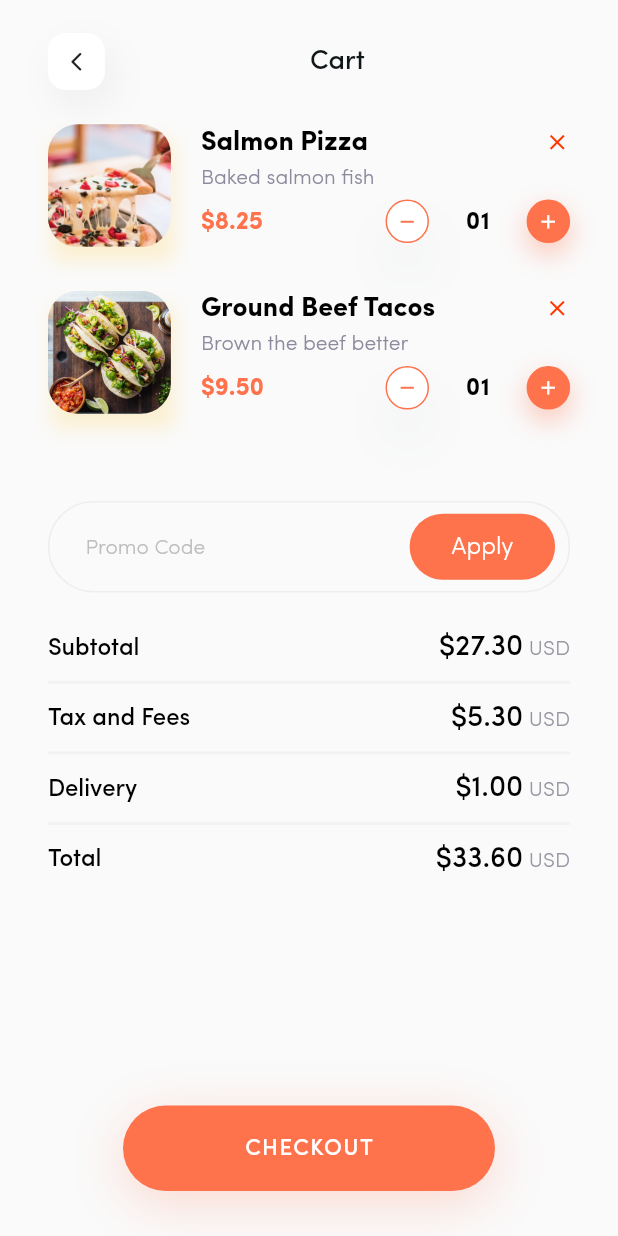
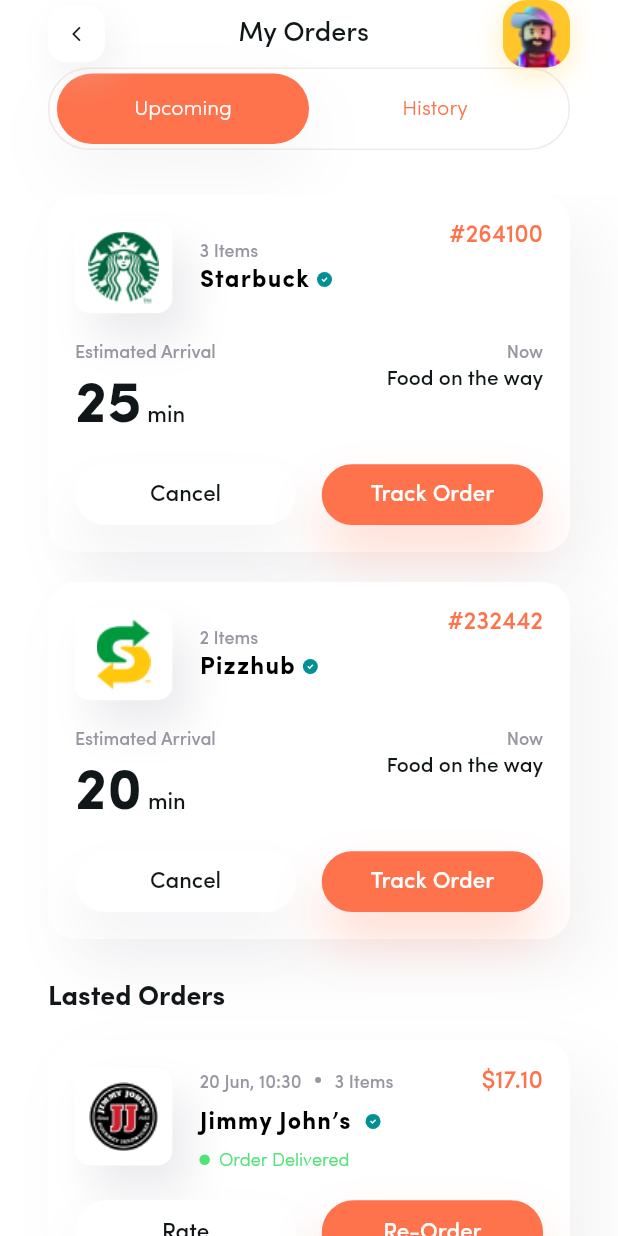
Before and after one commit to TuNinh99/food_app, a Flutter app: the screen it shows after launch, on a phone screen of 412 x 824 dp. Run offline on Flutter 3.47's test engine with Material 2 defaults, Android fonts, the light colour scheme and no system bars; our stand-ins replace device_preview, flutter_svg.

Commit message:
Complete Orders page and customize AppBar Widget

```diff
--- /dev/null
+++ b/lib/data/models/orders_infor.dart
@@ -0,0 +1,75 @@
+class Order {
+  final String orderCode;
+  final String store;
+  final String logo;
+  final int totalItems;
+  final double price;
+  final int deliveryTime;
+  final String deliveryUnit;
+  final String time;
+  final bool status;
+  Order({
+    required this.orderCode,
+    required this.store,
+    required this.logo,
+    required this.totalItems,
+    required this.price,
+    required this.deliveryTime,
+    required this.deliveryUnit,
+    this.time = '01 Jun, 00:00',
+    this.status = false,
+  });
+}
+
+List<Order> orders = [
+  Order(
+    orderCode: '264100',
+    store: 'Starbuck',
+    logo: 'assets/images/stores/starbuck.png',
+    totalItems: 3,
+    price: 12.56,
+    deliveryTime: 25,
+    deliveryUnit: 'Estimated Arrival',
+  ),
+  Order(
+    orderCode: '154105',
+    store: 'Jimmy John’s ',
+    logo: 'assets/images/stores/Jimmy Johns.png',
+    totalItems: 3,
+    price: 17.10,
+    deliveryTime: 30,
+    deliveryUnit: 'Estimated Arrival',
+    time: '20 Jun, 10:30',
+    status: true,
+  ),
+  Order(
+    orderCode: '132069',
+    store: 'Subway',
+    logo: 'assets/images/stores/subway.png',
+    totalItems: 2,
+    price: 20.50,
+    deliveryTime: 10,
+    deliveryUnit: 'Estimated Arrival',
+    time: '19 Jun, 11:50',
+    status: true,
+  ),
+  Order(
+    orderCode: '232442',
+    store: 'Pizzhub',
+    logo: 'assets/images/stores/subway.png',
+    totalItems: 2,
+    price: 8.56,
+    deliveryTime: 20,
+    deliveryUnit: 'Estimated Arrival',
+  ),
+];
+
+List<Order> delivery({required isLastedOrder}) {
+  List<Order> delivery = [];
+  for (Order item in orders) {
+    if (item.status == isLastedOrder) {
+      delivery.add(item);
+    }
+  }
+  return delivery;
+}
--- a/lib/main.dart
+++ b/lib/main.dart
@@ -6,6 +6,7 @@
 import 'package:food_app/pages/food_page.dart';
 import 'package:food_app/pages/home_page.dart';
 import 'package:food_app/pages/login_page.dart';
+import 'package:food_app/pages/orders_upcoming.dart';
 import 'package:food_app/pages/reset_password_page.dart';
 import 'package:food_app/pages/signup_page.dart';
 import 'package:food_app/pages/splash_page.dart';
@@ -13,6 +14,7 @@
 import 'package:food_app/pages/welcome_page.dart';
 
 void main() {
+  // WidgetsFlutterBinding.ensureInitialized();
   runApp(
     DevicePreview(
       enabled: !kReleaseMode,
@@ -36,7 +38,7 @@
       theme: ThemeData(
         primarySwatch: Colors.blue,
       ),
-      initialRoute: '$CartPage',
+      initialRoute: '$OrdersUpcoming',
       routes: {
         '$SplashPage': (context) => const SplashPage(),
         '$WelcomePage': (context) => const WelcomePage(),
@@ -48,6 +50,7 @@
         '$FoodPage': (context) => const FoodPage(),
         '$CategoryPage': (context) => const CategoryPage(),
         '$CartPage': (context) => const CartPage(),
+        '$OrdersUpcoming': (context) => const OrdersUpcoming(),
       },
     );
   }
--- a/lib/pages/cart_page.dart
+++ b/lib/pages/cart_page.dart
@@ -1,8 +1,8 @@
 import 'package:flutter/material.dart';
 import 'package:food_app/data/models/foods.dart';
 import 'package:food_app/utils/themes.dart';
-import 'package:food_app/widgets/button_back.dart';
 import 'package:food_app/widgets/get_amount_food.dart';
+import 'package:food_app/widgets/header_back_type.dart';
 
 class CartPage extends StatelessWidget {
   const CartPage({super.key});
@@ -11,14 +11,15 @@
   Widget build(BuildContext context) {
     final Size size = MediaQuery.of(context).size;
     return Scaffold(
+      appBar: HeaderBackType(
+        size: size,
+        pageName: 'Cart',
+      ),
       body: SafeArea(
         child: Padding(
           padding: EdgeInsets.symmetric(horizontal: size.width * 0.0775),
           child: Column(
             children: [
-              const Expanded(
-                child: _HeaderBackType(),
-              ),
               Expanded(
                 flex: 8,
                 child: Column(
@@ -40,7 +41,7 @@
               ),
               const _CheckoutButton(),
               const SizedBox(
-                height: 30,
+                height: 20,
               ),
             ],
           ),
@@ -55,7 +56,7 @@
 
   @override
   Widget build(BuildContext context) {
-    return Column(
+    return const Column(
       children: [
         _PriceLine(
           text: 'Subtotal',
@@ -87,7 +88,7 @@
   @override
   Widget build(BuildContext context) {
     return Container(
-      margin: const EdgeInsets.only(top: 13, bottom: 13),
+      margin: const EdgeInsets.symmetric(vertical: 15.0),
       decoration: BoxDecoration(
         border: Border.all(
           width: 1,
@@ -141,9 +142,7 @@
 }
 
 class _CheckoutButton extends StatelessWidget {
-  const _CheckoutButton({
-    super.key,
-  });
+  const _CheckoutButton();
 
   @override
   Widget build(BuildContext context) {
@@ -348,30 +347,3 @@
     );
   }
 }
-
-class _HeaderBackType extends StatelessWidget {
-  const _HeaderBackType();
-
-  @override
-  Widget build(BuildContext context) {
-    return Row(
-      children: [
-        GestureDetector(
-          onTap: () {},
-          child: const ButtonBack(),
-        ),
-        Expanded(
-          child: Center(
-            child: Text(
-              'Cart',
-              style: PrimaryFont.medium(18).copyWith(
-                color: const Color(0XFF111719),
-                height: 1,
-              ),
-            ),
-          ),
-        ),
-      ],
-    );
-  }
-}
--- /dev/null
+++ b/lib/pages/orders_upcoming.dart
@@ -0,0 +1,475 @@
+import 'package:flutter/material.dart';
+import 'package:flutter_svg/flutter_svg.dart';
+import 'package:food_app/data/models/orders_infor.dart';
+import 'package:food_app/utils/themes.dart';
+import 'package:food_app/widgets/header_back_type.dart';
+
+class OrdersUpcoming extends StatelessWidget {
+  const OrdersUpcoming({super.key});
+
+  @override
+  Widget build(BuildContext context) {
+    final Size size = MediaQuery.of(context).size;
+
+    return Scaffold(
+      backgroundColor: kColorWhite,
+      appBar: HeaderBackType(
+        size: size,
+        pageName: 'My Orders',
+        isAvatar: true,
+      ),
+      body: Column(
+        children: [
+          Padding(
+            padding: EdgeInsets.symmetric(horizontal: size.width * 0.0775),
+            child: const _TabButtonBox(),
+          ),
+          const SizedBox(
+            height: 30,
+          ),
+          Expanded(
+            child: ListView.builder(
+              padding: EdgeInsets.symmetric(horizontal: size.width * 0.0775),
+              clipBehavior: Clip.antiAlias,
+              itemCount: orderWidgets().length,
+              itemBuilder: (context, index) {
+                return orderWidgets().elementAt(index);
+              },
+            ),
+          ),
+        ],
+      ),
+    );
+  }
+
+  List<Widget> orderWidgets() {
+    List<Widget> orderWidgets = [];
+    List<Order> upcomingOrders = delivery(isLastedOrder: false);
+    List<Order> lastedOrders = delivery(isLastedOrder: true);
+
+    for (var element in upcomingOrders) {
+      orderWidgets.add(_OrdersUpcomingItem(order: element));
+    }
+    orderWidgets.add(
+      Container(
+        margin: const EdgeInsets.only(
+          top: 10,
+          bottom: 20,
+        ),
+        child: Text(
+          'Lasted Orders',
+          style: PrimaryFont.semiBold(18).copyWith(
+            color: const Color(0XFF111719),
+            height: 1,
+          ),
+        ),
+      ),
+    );
+    for (var element in lastedOrders) {
+      orderWidgets.add(_OrdersUpcomingItem(order: element));
+    }
+    return orderWidgets;
+  }
+}
+
+class _OrdersUpcomingItem extends StatelessWidget {
+  const _OrdersUpcomingItem({required this.order});
+
+  final Order order;
+
+  @override
+  Widget build(BuildContext context) {
+    return Container(
+      height: order.status ? 168 : 238,
+      clipBehavior: Clip.none,
+      margin: const EdgeInsets.only(bottom: 20),
+      decoration: const BoxDecoration(
+        color: kColorWhite,
+        borderRadius: BorderRadius.all(Radius.circular(18.5)),
+        boxShadow: [
+          BoxShadow(
+            offset: Offset(18.5, 18.5),
+            blurRadius: 36.5,
+            color: Color.fromRGBO(211, 209, 216, 0.25),
+          ),
+        ],
+      ),
+      child: Padding(
+        padding: const EdgeInsets.all(18.0),
+        child: Column(
+          children: [
+            Expanded(
+              flex: 3,
+              child: _StoreInfor(order: order),
+            ),
+            const SizedBox(
+              height: 20,
+            ),
+            Visibility(
+              visible: !order.status,
+              child: Expanded(
+                flex: 3,
+                child: _DeliveryInfor(order: order),
+              ),
+            ),
+            Visibility(
+              visible: !order.status,
+              child: const SizedBox(
+                height: 20,
+              ),
+            ),
+            Expanded(
+              flex: 2,
+              child: _SelectButtonGroup(
+                isLastedOrder: order.status,
+              ),
+            ),
+          ],
+        ),
+      ),
+    );
+  }
+}
+
+class _StoreInfor extends StatelessWidget {
+  const _StoreInfor({
+    required this.order,
+  });
+
+  final Order order;
+
+  @override
+  Widget build(BuildContext context) {
+    return Row(
+      crossAxisAlignment: CrossAxisAlignment.start,
+      children: [
+        //Logo store
+        Container(
+          width: 65,
+          height: 65,
+          margin: const EdgeInsets.only(right: 18),
+          decoration: const BoxDecoration(
+            color: kColorWhite,
+            borderRadius: BorderRadius.all(
+              Radius.circular(10.0),
+            ),
+            boxShadow: [
+              BoxShadow(
+                offset: Offset(11.5, 17.5),
+                blurRadius: 23,
+                color: Color.fromRGBO(211, 209, 216, 0.45),
+              ),
+            ],
+          ),
+          child: Center(
+            child: Image.asset(order.logo),
+          ),
+        ),
+        Container(
+          margin: EdgeInsets.symmetric(vertical: order.status ? 0 : 10),
+          child: Column(
+            mainAxisAlignment: MainAxisAlignment.spaceBetween,
+            crossAxisAlignment: CrossAxisAlignment.start,
+            children: [
+              Row(
+                children: [
+                  Visibility(
+                    visible: order.status,
+                    child: Text(
+                      order.time,
+                      style: PrimaryFont.medium(12).copyWith(
+                        color: const Color(0XFF9796A1),
+                      ),
+                    ),
+                  ),
+                  Visibility(
+                    visible: order.status,
+                    child: Container(
+                      width: 4,
+                      height: 4,
+                      margin: const EdgeInsets.symmetric(horizontal: 9),
+                      decoration: const BoxDecoration(
+                        color: Color(0XFF9796A1),
+                        borderRadius: BorderRadius.all(Radius.circular(2)),
+                      ),
+                    ),
+                  ),
+                  Text(
+                    '${order.totalItems} Items',
+                    style: PrimaryFont.medium(12).copyWith(
+                      color: const Color(0XFF9796A1),
+                    ),
+                  ),
+                ],
+              ),
+              Row(
+                children: [
+                  Text(
+                    order.store,
+                    style: PrimaryFont.semiBold(16).copyWith(
+                      color: kColorBlack,
+                      height: 1,
+                      letterSpacing: 0.8,
+                    ),
+                  ),
+                  const SizedBox(
+                    width: 5,
+                  ),
+                  CircleAvatar(
+                    radius: 5,
+                    backgroundColor: kColorDrakGreen,
+                    child: SvgPicture.asset('assets/images/tick.svg'),
+                  ),
+                ],
+              ),
+              Visibility(
+                visible: order.status,
+                child: Row(
+                  children: [
+                    Container(
+                      width: 7,
+                      height: 7,
+                      decoration: const BoxDecoration(
+                        borderRadius: BorderRadius.all(Radius.circular(3.5)),
+                        color: Color(0XFF4EE476),
+                      ),
+                    ),
+                    const SizedBox(
+                      width: 6,
+                    ),
+                    Text(
+                      'Order Delivered',
+                      style: PrimaryFont.light(12).copyWith(
+                        color: const Color(0XFF4EE476),
+                        height: 1,
+                      ),
+                    )
+                  ],
+                ),
+              ),
+            ],
+          ),
+        ),
+        const Spacer(),
+        Text(
+          order.status
+              ? '\$${order.price.toStringAsFixed(2)}'
+              : '#${order.orderCode}',
+          style: PrimaryFont.medium(16).copyWith(
+            color: kColorPrimary,
+            height: 1,
+          ),
+        ),
+      ],
+    );
+  }
+}
+
+class _DeliveryInfor extends StatelessWidget {
+  const _DeliveryInfor({
+    required this.order,
+  });
+
+  final Order order;
+
+  @override
+  Widget build(BuildContext context) {
+    return Row(
+      mainAxisAlignment: MainAxisAlignment.spaceBetween,
+      children: [
+        Column(
+          mainAxisAlignment: MainAxisAlignment.spaceBetween,
+          crossAxisAlignment: CrossAxisAlignment.start,
+          children: [
+            Text(
+              order.deliveryUnit,
+              style: PrimaryFont.medium(12).copyWith(
+                color: const Color(0XFF9796A1),
+                height: 1,
+              ),
+            ),
+            RichText(
+              text: TextSpan(
+                text: '${order.deliveryTime}',
+                style: PrimaryFont.semiBold(39).copyWith(
+                  color: const Color(0XFF111719),
+                  height: 1,
+                ),
+                children: [
+                  TextSpan(
+                    text: ' min',
+                    style: PrimaryFont.medium(15).copyWith(
+                      color: const Color(0XFF111719),
+                      height: 1,
+                    ),
+                  ),
+                ],
+              ),
+            ),
+          ],
+        ),
+        Column(
+          mainAxisAlignment: MainAxisAlignment.spaceBetween,
+          crossAxisAlignment: CrossAxisAlignment.end,
+          children: [
+            Text(
+              'Now',
+              style: PrimaryFont.medium(12).copyWith(
+                color: const Color(0XFF9796A1),
+                height: 1,
+              ),
+            ),
+            Text(
+              'Food on the way',
+              style: PrimaryFont.medium(14).copyWith(
+                color: const Color(0XFF111719),
+                height: 1.4,
+              ),
+            ),
+            const Spacer()
+          ],
+        )
+      ],
+    );
+  }
+}
+
+class _SelectButtonGroup extends StatelessWidget {
+  const _SelectButtonGroup({this.isLastedOrder = false});
+
+  final bool isLastedOrder;
+
+  @override
+  Widget build(BuildContext context) {
+    return Row(
+      children: [
+        Expanded(
+          child: Container(
+            height: 43,
+            decoration: const BoxDecoration(
+              color: kColorWhite,
+              borderRadius: BorderRadius.all(Radius.circular(100)),
+              boxShadow: [
+                BoxShadow(
+                  offset: Offset(0, 20),
+                  blurRadius: 30,
+                  color: Color.fromRGBO(211, 209, 216, 0.251),
+                ),
+              ],
+            ),
+            child: Center(
+              child: Text(
+                isLastedOrder ? 'Rate' : 'Cancel',
+                style: PrimaryFont.medium(15).copyWith(
+                  color: const Color(0XFF111719),
+                  height: 1,
+                ),
+              ),
+            ),
+          ),
+        ),
+        const SizedBox(
+          width: 17,
+        ),
+        Expanded(
+          child: Container(
+            height: 43,
+            decoration: const BoxDecoration(
+                color: kColorPrimary,
+                borderRadius: BorderRadius.all(Radius.circular(28.5)),
+                boxShadow: [
+                  BoxShadow(
+                    offset: Offset(0, 20),
+                    blurRadius: 30,
+                    color: Color.fromRGBO(254, 114, 76, 0.251),
+                  )
+                ]),
+            child: Center(
+              child: Text(
+                isLastedOrder ? 'Re-Order' : 'Track Order',
+                style: PrimaryFont.medium(15).copyWith(
+                  color: kColorWhite,
+                  height: 1,
+                ),
+              ),
+            ),
+          ),
+        ),
+      ],
+    );
+  }
+}
+
+class _TabButtonBox extends StatelessWidget {
+  const _TabButtonBox();
+
+  @override
+  Widget build(BuildContext context) {
+    return SizedBox(
+      height: 55,
+      child: Stack(
+        children: [
+          Container(
+            decoration: BoxDecoration(
+                borderRadius: const BorderRadius.all(
+                  Radius.circular(27.5),
+                ),
+                border: Border.all(
+                  width: 1,
+                  style: BorderStyle.solid,
+                  color: const Color(0XFFF2EAEA),
+                )),
+          ),
+          Container(
+            margin: const EdgeInsets.symmetric(
+              horizontal: 6,
+              vertical: 4,
+            ),
+            child: Row(
+              crossAxisAlignment: CrossAxisAlignment.stretch,
+              children: [
+                Expanded(
+                  child: Container(
+                    decoration: const BoxDecoration(
+                      color: kColorPrimary,
+                      borderRadius: BorderRadius.all(
+                        Radius.circular(23.5),
+                      ),
+                      boxShadow: [
+                        BoxShadow(
+                          offset: Offset(0, 18),
+                          blurRadius: 40,
+                          color: Color.fromRGBO(211, 209, 216, 0.251),
+                        ),
+                      ],
+                    ),
+                    child: Center(
+                      child: Text(
+                        'Upcoming',
+                        style: PrimaryFont.light(14).copyWith(
+                          color: const Color(0XFFFEFEFE),
+                          height: 1,
+                        ),
+                      ),
+                    ),
+                  ),
+                ),
+                Expanded(
+                  child: Center(
+                    child: Text(
+                      'History',
+                      style: PrimaryFont.light(14).copyWith(
+                        color: kColorPrimary,
+                        height: 1,
+                      ),
+                    ),
+                  ),
+                )
+              ],
+            ),
+          ),
+        ],
+      ),
+    );
+  }
+}
--- a/lib/pages/reset_password_page.dart
+++ b/lib/pages/reset_password_page.dart
@@ -48,7 +48,6 @@
 
 class _MainContent extends StatelessWidget {
   const _MainContent({
-    super.key,
     required this.size,
   });
 
@@ -98,9 +97,7 @@
 }
 
 class _ButtonSend extends StatelessWidget {
-  const _ButtonSend({
-    super.key,
-  });
+  const _ButtonSend();
 
   @override
   Widget build(BuildContext context) {
--- a/lib/pages/verification_page.dart
+++ b/lib/pages/verification_page.dart
@@ -87,11 +87,11 @@
         const SizedBox(
           height: 30,
         ),
-        SizedBox(
+        const SizedBox(
           height: 65,
           child: Row(
             crossAxisAlignment: CrossAxisAlignment.stretch,
-            children: const [
+            children: [
               Expanded(
                 flex: 3,
                 child: TextInputField(inputType: InputType.Code),
--- a/lib/widgets/button_back.dart
+++ b/lib/widgets/button_back.dart
@@ -24,7 +24,8 @@
       ),
       child: const Icon(
         Icons.arrow_back_ios_new_rounded,
-        size: 15,
+        size: 12,
+        color: Color(0XFF111719),
       ),
     );
   }
--- /dev/null
+++ b/lib/widgets/header_back_type.dart
@@ -0,0 +1,78 @@
+import 'package:flutter/material.dart';
+import 'package:food_app/utils/themes.dart';
+import 'package:food_app/widgets/button_back.dart';
+
+class HeaderBackType extends StatelessWidget implements PreferredSizeWidget {
+  const HeaderBackType({
+    super.key,
+    required this.size,
+    required this.pageName,
+    this.isAvatar = false,
+  });
+
+  final Size size;
+  final String pageName;
+  final bool isAvatar;
+
+  @override
+  Widget build(BuildContext context) {
+    return Padding(
+      padding: EdgeInsets.symmetric(horizontal: size.width * 0.0775),
+      child: Row(
+        children: [
+          GestureDetector(
+            onTap: () {},
+            child: const ButtonBack(),
+          ),
+          Expanded(
+            child: Center(
+              child: Text(
+                pageName,
+                style: PrimaryFont.medium(18).copyWith(
+                  color: const Color(0XFF111719),
+                  height: 1,
+                ),
+              ),
+            ),
+          ),
+          Visibility(
+            visible: isAvatar,
+            child: const _Avatar(),
+          ),
+        ],
+      ),
+    );
+  }
+
+  @override
+  Size get preferredSize => const Size.fromHeight(45);
+}
+
+class _Avatar extends StatelessWidget {
+  const _Avatar();
+
+  @override
+  Widget build(BuildContext context) {
+    return ConstrainedBox(
+      constraints: const BoxConstraints(minWidth: 45, maxHeight: 45),
+      child: Container(
+        decoration: const BoxDecoration(
+          image: DecorationImage(
+            image: AssetImage('assets/images/avatar.png'),
+            fit: BoxFit.fill,
+          ),
+          borderRadius: BorderRadius.all(
+            Radius.circular(16.0),
+          ),
+          boxShadow: [
+            BoxShadow(
+              offset: Offset(0, 5),
+              blurRadius: 16,
+              color: Color.fromRGBO(255, 197, 41, 0.3),
+            )
+          ],
+        ),
+      ),
+    );
+  }
+}
--- a/lib/widgets/signin_button_group.dart
+++ b/lib/widgets/signin_button_group.dart
@@ -28,8 +28,8 @@
         SizedBox(
           height: distance,
         ),
-        Row(
-          children: const [
+        const Row(
+          children: [
             Expanded(
               flex: 3,
               child: _SignInButton(
--- a/pubspec.yaml
+++ b/pubspec.yaml
@@ -65,6 +65,7 @@
     - assets/images/icons/
     - assets/images/foods/
     - assets/images/addon/
+    - assets/images/stores/
 
   # An image asset can refer to one or more resolution-specific "variants", see
   # https://flutter.dev/assets-and-images/#resolution-aware
```
Also changed, not shown: assets/images/stores/Jimmy Johns.png (added), assets/images/stores/starbuck.png (added), assets/images/stores/subway.png (added).
